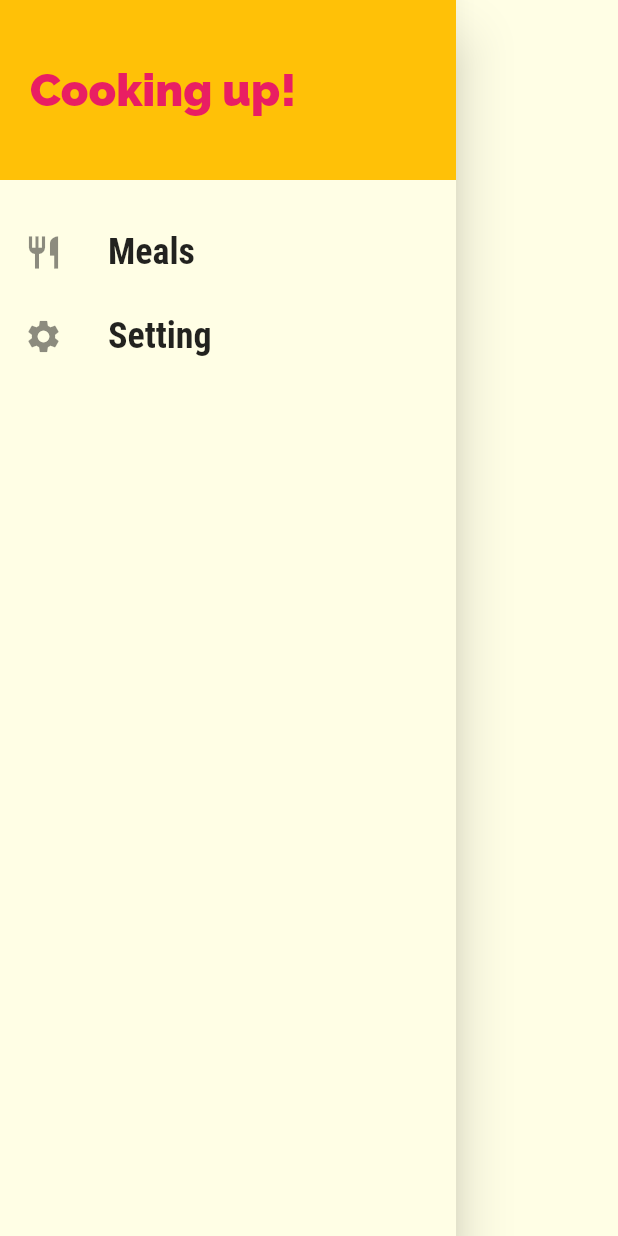
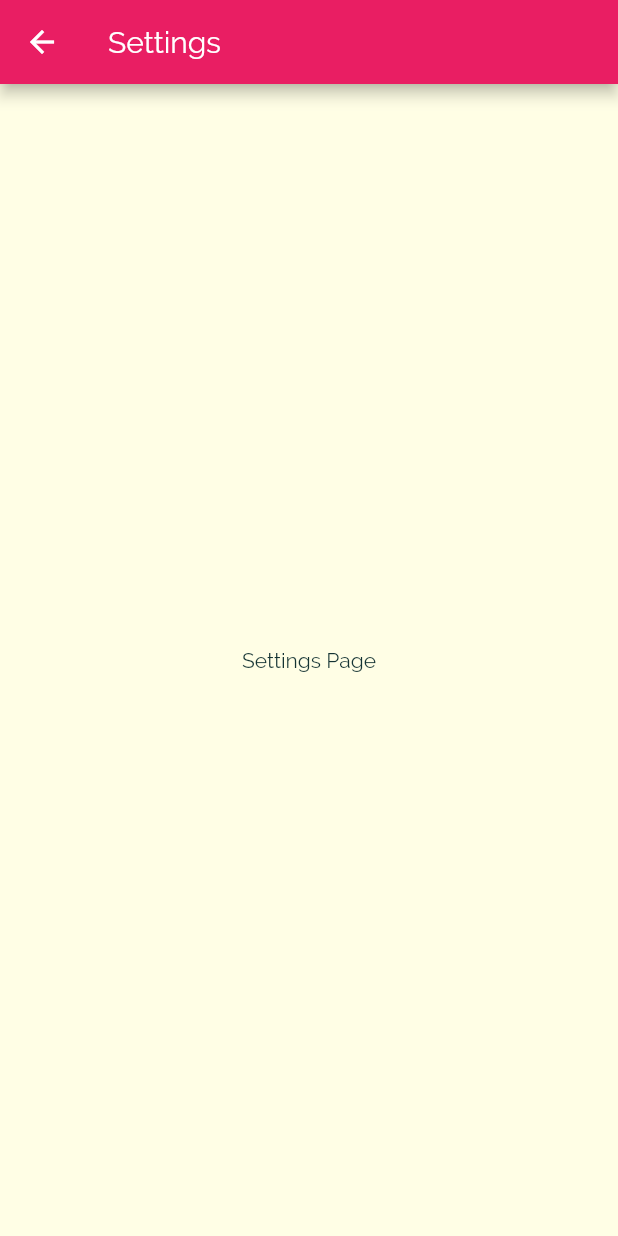
Before and after one commit to SeolJaeHyeok/Flutter_Meals_App, a Flutter app: the MainDrawer widget shown alone on an empty page, opened directly, after a tap on "Setting", on a phone screen of 412 x 824 dp. Run offline on Flutter 3.47's test engine with Material 2 defaults, Android fonts, the phone set to English and light mode, and no system bars.

Commit message:
Drawer에 Link 추가

```diff
--- a/lib/main.dart
+++ b/lib/main.dart
@@ -2,6 +2,7 @@ import 'package:flutter/material.dart';
 import 'package:flutter_meals_app/screens/categories_screen.dart';
 import 'package:flutter_meals_app/screens/category_meals_screen.dart';
 import 'package:flutter_meals_app/screens/meal_detail_screen.dart';
+import 'package:flutter_meals_app/screens/settings_screen.dart';
 import 'package:flutter_meals_app/screens/tab_screen.dart';
 
 void main() {
@@ -37,6 +38,7 @@ class MyApp extends StatelessWidget {
         '/' : (ctx) => TabsScreen(),
         '/categories-meal' : (ctx) => CategoryMealScreen(),
         '/meal-detail' : (ctx) => MealDetailScreen(),
+        SettingsScreen.routeName : (ctx) => SettingsScreen(),
       },
       onGenerateRoute: (settings) {
         print(settings.arguments);
--- /dev/null
+++ b/lib/screens/settings_screen.dart
@@ -0,0 +1,14 @@
+import 'package:flutter/material.dart';
+
+class SettingsScreen extends StatelessWidget {
+  static const routeName = '/settings';
+  @override
+  Widget build(BuildContext context) {
+    return Scaffold(
+      appBar: AppBar(
+        title: Text('Settings'),
+      ),
+      body: Center(child: Text('Settings Page')),
+    );
+  }
+}
--- a/lib/widgets/main_drawer.dart
+++ b/lib/widgets/main_drawer.dart
@@ -1,7 +1,10 @@
 import 'package:flutter/material.dart';
+import 'package:flutter_meals_app/screens/meal_detail_screen.dart';
+import 'package:flutter_meals_app/screens/settings_screen.dart';
+import 'package:flutter_meals_app/screens/tab_screen.dart';
 
 class MainDrawer extends StatelessWidget {
-  Widget buildListTile(String title, IconData icon) {
+  Widget buildListTile(String title, IconData icon, Function tabHandler) {
     return ListTile(
       leading: Icon(
         icon,
@@ -14,9 +17,7 @@ class MainDrawer extends StatelessWidget {
             fontWeight: FontWeight.bold,
             fontSize: 24),
       ),
-      onTap: () {
-        //go to differnt page
-      },
+      onTap: tabHandler,
     );
   }
 
@@ -43,8 +44,21 @@ class MainDrawer extends StatelessWidget {
           SizedBox(
             height: 20,
           ),
-          buildListTile('Meals', Icons.restaurant),
-          buildListTile('Setting', Icons.settings),
+          buildListTile(
+            'Meals',
+            Icons.restaurant,
+            () {
+              //경로를 변수로 만드느냐 안만드느냐의 차이
+              Navigator.of(context).pushNamed('/'); // Same
+            },
+          ),
+          buildListTile(
+            'Setting',
+            Icons.settings,
+            () {
+              Navigator.of(context).pushNamed(SettingsScreen.routeName);// Same
+            },
+          ),
         ],
       ),
     );
```
